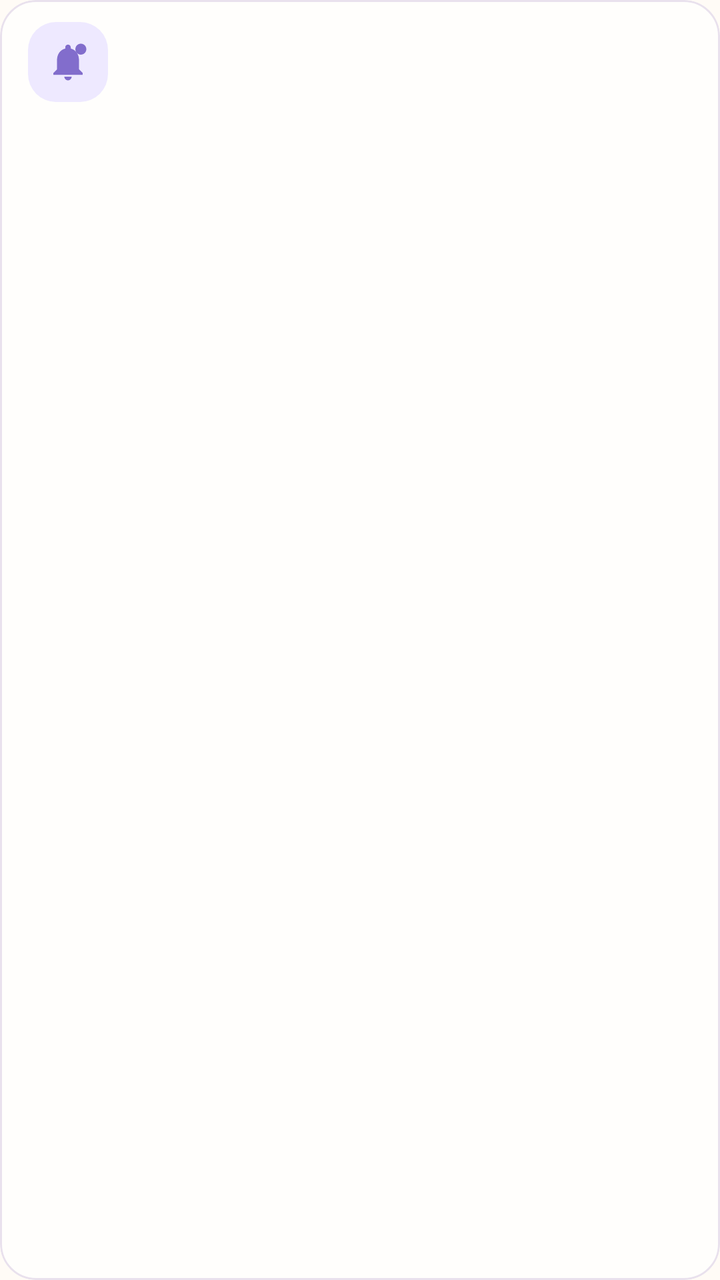
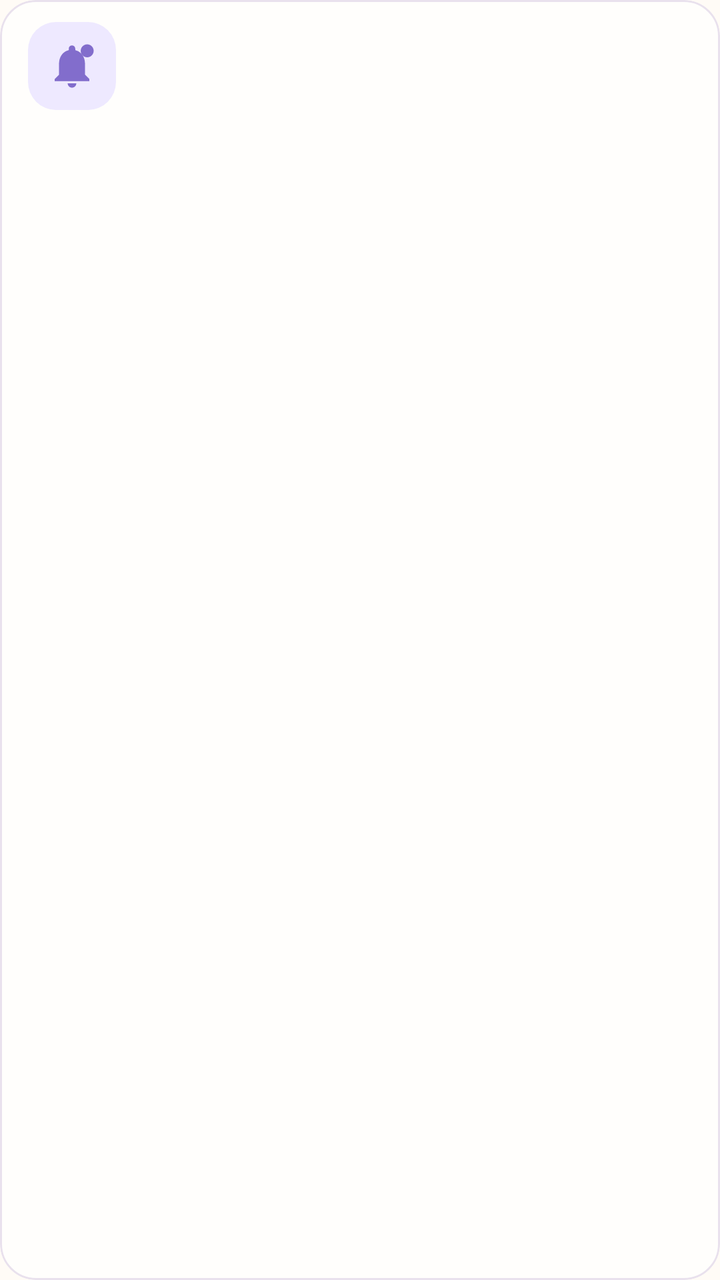

The first picture is an Android layout as it rendered before a commit; the second is the same layout after the commit. The layout source and the unified diff follow.
<!-- AndroidManifest.xml: application theme Theme.KidCare -->
<!-- res/layout/item_alert.xml -->
<?xml version="1.0" encoding="utf-8"?>
<com.google.android.material.card.MaterialCardView
    xmlns:android="http://schemas.android.com/apk/res/android"
    xmlns:app="http://schemas.android.com/apk/res-auto"
    android:layout_width="match_parent"
    android:layout_height="wrap_content"
    android:layout_marginHorizontal="12dp"
    android:layout_marginVertical="5dp">

    <LinearLayout
        android:layout_width="match_parent"
        android:layout_height="wrap_content"
        android:minHeight="48dp"
        android:gravity="center_vertical"
        android:orientation="horizontal"
        android:paddingHorizontal="14dp"
        android:paddingVertical="11dp">

        <ImageView
            android:id="@+id/event_icon"
            android:layout_width="40dp"
            android:layout_height="40dp"
            android:background="@drawable/bg_icon_soft"
            android:importantForAccessibility="no"
            android:padding="9dp"
            android:src="@drawable/ic_tab_alert"
            app:tint="@color/sky" />

        <LinearLayout
            android:layout_width="0dp"
            android:layout_height="wrap_content"
            android:layout_marginStart="12dp"
            android:layout_weight="1"
            android:orientation="vertical">

            <TextView
                android:id="@+id/title_text"
                android:layout_width="match_parent"
                android:layout_height="wrap_content"
                android:textAppearance="?attr/textAppearanceTitleSmall" />

        
            <TextView
                android:id="@+id/detail_text"
                android:layout_width="match_parent"
                android:layout_height="wrap_content"
                android:layout_marginTop="3dp"
                android:textAppearance="?attr/textAppearanceBodyMedium"
                android:textColor="?attr/colorOnSurfaceVariant"
                android:visibility="gone" />
        </LinearLayout>
    </LinearLayout>
</com.google.android.material.card.MaterialCardView>
<!-- resources referenced by this layout -->
<resources>
  <color name="sky">#826DCC</color>
  <color name="sky_soft">#EEE9FF</color>
  <color name="on_accent">#FFFFFF</color>
  <color name="ink">#342D3F</color>
  <color name="apricot">#F2A05F</color>
  <color name="apricot_soft">#FFF0E2</color>
  <color name="on_apricot_soft">#5A3216</color>
  <color name="grass">#7E9D68</color>
  <color name="grass_soft">#EDF4E7</color>
  <color name="berry_ink">#B64C66</color>
  <color name="paper_card">#FFFEFC</color>
  <color name="berry_soft">#FDE8F2</color>
  <color name="on_berry_soft">#5B213C</color>
  <color name="paper">#FFFBF6</color>
  <color name="paper_fold">#F5F0FF</color>
  <color name="ink_soft">#776E84</color>
  <color name="line">#A398AE</color>
  <color name="line_soft">#E9E1ED</color>
  <style parent="" name="ShapeAppearance.KidCare.ExtraSmall">
          <item name="cornerFamily">rounded</item>
          <item name="cornerSize">6dp</item>
      </style>
  <style parent="" name="ShapeAppearance.KidCare.Small">
          <item name="cornerFamily">rounded</item>
          <item name="cornerSize">12dp</item>
      </style>
  <style parent="" name="ShapeAppearance.KidCare.Medium">
          <item name="cornerFamily">rounded</item>
          <item name="cornerSize">18dp</item>
      </style>
  <style parent="" name="ShapeAppearance.KidCare.Large">
          <item name="cornerFamily">rounded</item>
          <item name="cornerSize">24dp</item>
      </style>
  <style parent="" name="ShapeAppearance.KidCare.ExtraLarge">
          <item name="cornerFamily">rounded</item>
          <item name="cornerSize">28dp</item>
      </style>
  <style name="TextAppearance.KidCare.TitleLarge" parent="TextAppearance.Material3.TitleLarge">
          <item name="android:textSize">21sp</item><item name="android:fontFamily">sans-serif-medium</item><item name="lineHeight">28sp</item>
      </style>
  <style name="TextAppearance.KidCare.TitleMedium" parent="TextAppearance.Material3.TitleMedium">
          <item name="android:textSize">18sp</item><item name="android:fontFamily">sans-serif-medium</item><item name="lineHeight">26sp</item>
      </style>
  <style name="TextAppearance.KidCare.TitleSmall" parent="TextAppearance.Material3.TitleSmall">
          <item name="android:textSize">16sp</item><item name="android:fontFamily">sans-serif-medium</item><item name="lineHeight">23sp</item>
      </style>
  <style name="TextAppearance.KidCare.BodyLarge" parent="TextAppearance.Material3.BodyLarge">
          <item name="android:textSize">17sp</item><item name="lineHeight">26sp</item>
      </style>
  <style name="TextAppearance.KidCare.BodyMedium" parent="TextAppearance.Material3.BodyMedium">
          <item name="android:textSize">15sp</item><item name="lineHeight">23sp</item>
      </style>
  <style name="TextAppearance.KidCare.BodySmall" parent="TextAppearance.Material3.BodySmall">
          <item name="android:textSize">13sp</item><item name="lineHeight">19sp</item>
      </style>
  <style name="TextAppearance.KidCare.LabelLarge" parent="TextAppearance.Material3.LabelLarge">
          <item name="android:textSize">15sp</item><item name="android:fontFamily">sans-serif-medium</item><item name="lineHeight">21sp</item>
      </style>
  <style name="TextAppearance.KidCare.LabelMedium" parent="TextAppearance.Material3.LabelMedium">
          <item name="android:textSize">13sp</item><item name="android:fontFamily">sans-serif-medium</item><item name="lineHeight">18sp</item>
      </style>
  <style name="TextAppearance.KidCare.LabelSmall" parent="TextAppearance.Material3.LabelSmall">
          <item name="android:textSize">12sp</item><item name="android:fontFamily">sans-serif-medium</item><item name="lineHeight">16sp</item>
      </style>
  <style parent="" name="ShapeAppearance.KidCare.Pill">
          <item name="cornerFamily">rounded</item>
          <item name="cornerSize">50%</item>
      </style>
  <!-- unchanged entries left out for length: 15 -->
</resources>

<!-- the commit's change to res/layout/item_alert.xml (unified diff, before → after) -->
@@ -4,8 +4,8 @@
     xmlns:app="http://schemas.android.com/apk/res-auto"
     android:layout_width="match_parent"
     android:layout_height="wrap_content"
-    android:layout_marginHorizontal="12dp"
-    android:layout_marginVertical="5dp">
+    android:layout_marginHorizontal="@dimen/edge"
+    android:layout_marginVertical="@dimen/card_gap">
 
     <LinearLayout
         android:layout_width="match_parent"
@@ -13,13 +13,13 @@
         android:minHeight="48dp"
         android:gravity="center_vertical"
         android:orientation="horizontal"
-        android:paddingHorizontal="14dp"
+        android:paddingHorizontal="@dimen/card_pad"
         android:paddingVertical="11dp">
 
         <ImageView
             android:id="@+id/event_icon"
-            android:layout_width="40dp"
-            android:layout_height="40dp"
+            android:layout_width="@dimen/sticker"
+            android:layout_height="@dimen/sticker"
             android:background="@drawable/bg_icon_soft"
             android:importantForAccessibility="no"
             android:padding="9dp"
@@ -37,15 +37,15 @@
                 android:id="@+id/title_text"
                 android:layout_width="match_parent"
                 android:layout_height="wrap_content"
-                android:textAppearance="?attr/textAppearanceTitleSmall" />
+                android:textAppearance="?attr/textAppearanceTitleMedium" />
 
         
             <TextView
                 android:id="@+id/detail_text"
                 android:layout_width="match_parent"
                 android:layout_height="wrap_content"
-                android:layout_marginTop="3dp"
-                android:textAppearance="?attr/textAppearanceBodyMedium"
+                android:layout_marginTop="2dp"
+                android:textAppearance="?attr/textAppearanceBodySmall"
                 android:textColor="?attr/colorOnSurfaceVariant"
                 android:visibility="gone" />
         </LinearLayout>
<!-- resource entries referenced after the edit -->
@@ -1,6 +1,10 @@
 <!-- resources referenced by this layout -->
 <resources>
   <color name="sky">#826DCC</color>
+  <dimen name="card_gap">5dp</dimen>
+  <dimen name="card_pad">14dp</dimen>
+  <dimen name="edge">20dp</dimen>
+  <dimen name="sticker">44dp</dimen>
   <color name="sky_soft">#EEE9FF</color>
   <color name="on_accent">#FFFFFF</color>
   <color name="ink">#342D3F</color>
